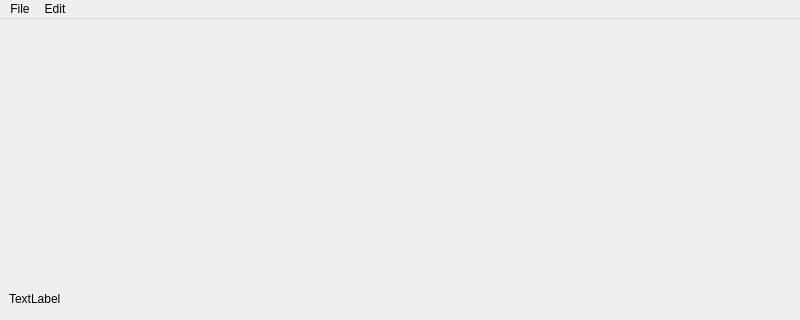
This is main_window.ui in Orisphere/fractals as Qt 5 draws it before an edit; both pictures show x 0 to 800 and y 0 to 320 of the 800 by 601 pixel window. The edited form follows.
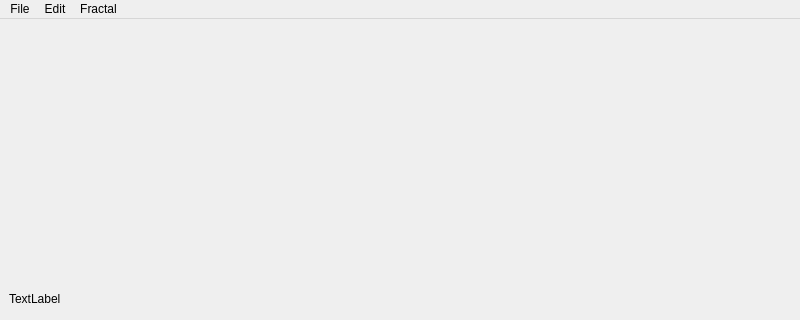
This is the edited form. Custom widgets are drawn as their Qt base class.

```diff
--- a/main_window.ui
+++ b/main_window.ui
@@ -46,8 +46,15 @@
     <addaction name="actionUndo"/>
     <addaction name="actionRedo"/>
    </widget>
+   <widget class="QMenu" name="menuFractal">
+    <property name="title">
+     <string>Fractal</string>
+    </property>
+    <addaction name="incItr"/>
+   </widget>
    <addaction name="menuFile"/>
    <addaction name="menuEdit"/>
+   <addaction name="menuFractal"/>
   </widget>
   <widget class="QStatusBar" name="statusbar"/>
   <action name="build_fractal">
```
Left out of the diff: 5 changed lines with no effect on the pictures.
